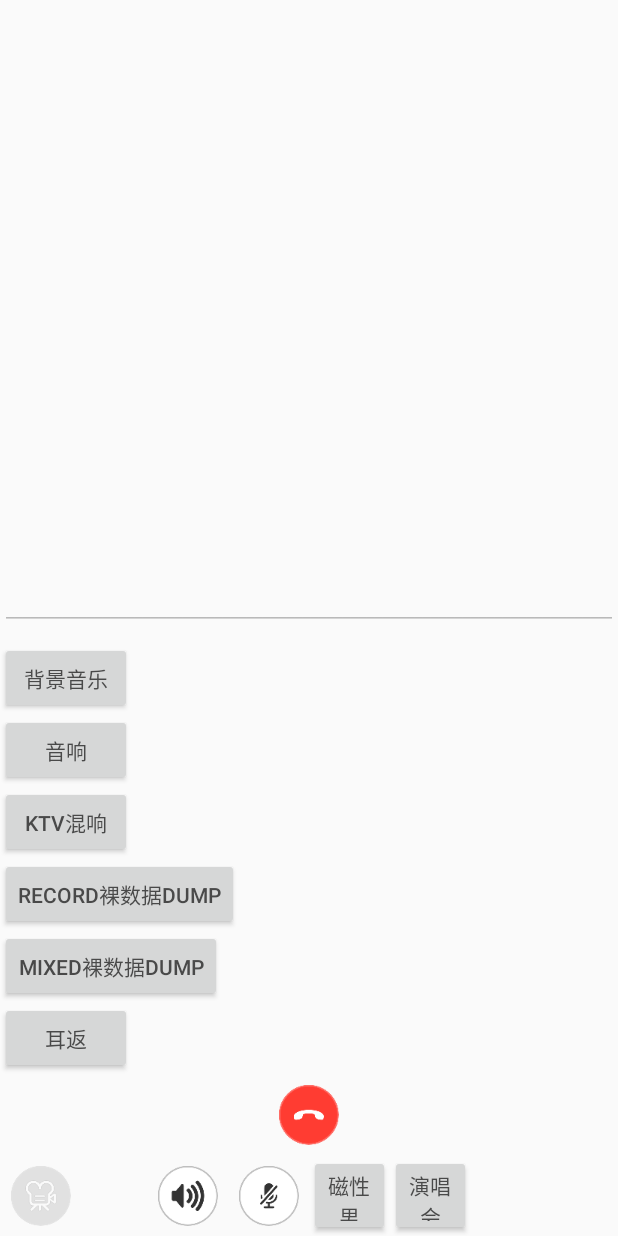
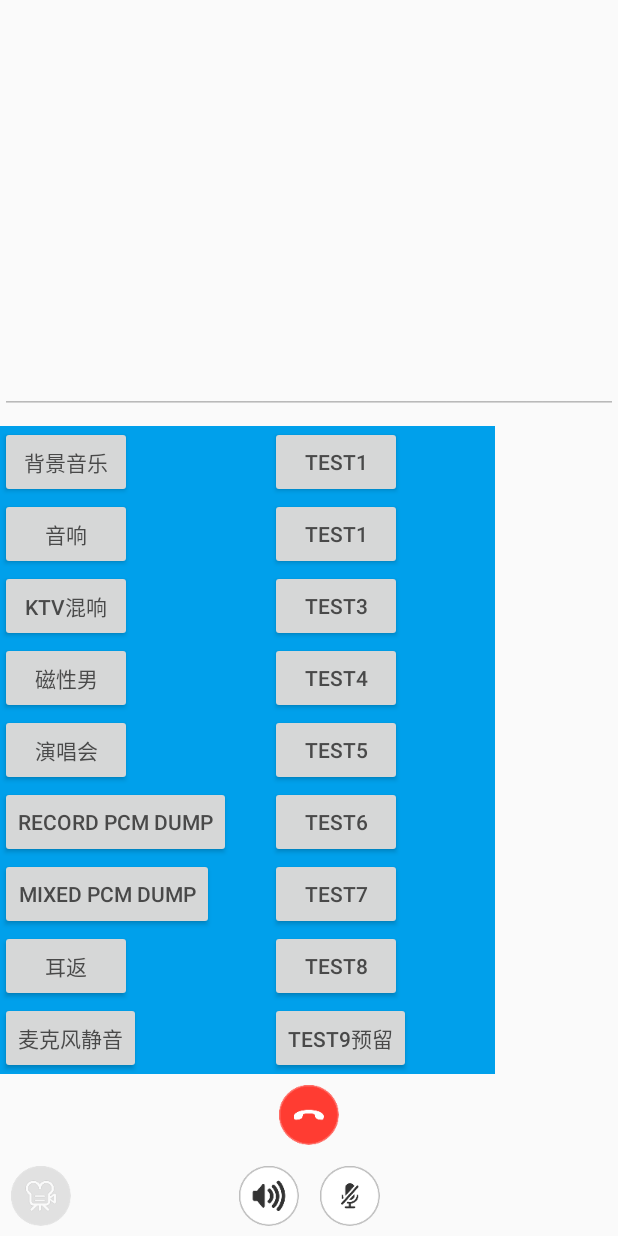
Before and after one commit to longxinlx/rtedemo, an Android app: the LiveRoomActivity screen opened directly, with no data from a screen before it, on a phone screen of 412 x 824 dp. Run offline under Robolectric (Android 15) with nearby library versions, the light colour scheme and no system bars; libraries missing offline, so code that uses them is left out: org.slf4j; 2 statements that could not run were skipped.

Commit message:
add api call
add pcm dump

```diff
--- a/OpenLive-Voice-Only-Android/app/src/main/java/io/agora/openlive/voice/only/model/MyEngineEventHandler.java
+++ b/OpenLive-Voice-Only-Android/app/src/main/java/io/agora/openlive/voice/only/model/MyEngineEventHandler.java
@@ -56,6 +56,7 @@ public class MyEngineEventHandler {
 
         @Override
         public void onAudioVolumeIndication(AudioVolumeInfo[] speakerInfos, int totalVolume) {
+//            android.util.Log.v("longxin","onAudioVolumeIndication totalVolume:"+totalVolume);
 //            android.util.Log.v("longxin","onAudioVolumeIndication");
             if (speakerInfos == null) {
                 // quick and dirty fix for crash
@@ -159,6 +160,7 @@ public class MyEngineEventHandler {
         @Override
         public void onConnectionStateChanged(int state, int reason) {
             android.util.Log.v("longxin","state:"+state+"   reason:"+reason);
+
             super.onConnectionStateChanged(state, reason);
         }
     };
--- a/OpenLive-Voice-Only-Android/app/src/main/res/layout/activity_live_room.xml
+++ b/OpenLive-Voice-Only-Android/app/src/main/res/layout/activity_live_room.xml
@@ -23,11 +23,12 @@
 
         <io.agora.propeller.ui.AGLinearLayout
             android:id="@+id/api_button_container"
-            android:layout_width="match_parent"
+            android:layout_width="180dp"
             android:layout_height="wrap_content"
             android:layout_above="@+id/bottom_container"
             android:layout_alignParentLeft="true"
             android:layout_alignParentStart="true"
+            android:background="@color/agora_blue"
             android:orientation="vertical">
 
             <Button
@@ -58,12 +59,30 @@
                 android:textColor="@color/dark_black"/>
 
             <Button
+                android:id="@id/male_magnetic"
+                android:layout_width="wrap_content"
+                android:layout_height="match_parent"
+                android:onClick="onVoiceMagneticClicked"
+                android:scaleType="center"
+                android:text="磁性男"
+                android:textColor="@color/dark_black"/>
+
+            <Button
+                android:id="@id/male_vocal"
+                android:layout_width="wrap_content"
+                android:layout_height="match_parent"
+                android:onClick="onAudioVocalClicked"
+                android:scaleType="center"
+                android:text="演唱会"
+                android:textColor="@color/dark_black"/>
+
+            <Button
                 android:id="@id/onRecord"
                 android:layout_width="wrap_content"
                 android:layout_height="match_parent"
                 android:onClick="onRecordClicked"
                 android:scaleType="center"
-                android:text="record裸数据dump"
+                android:text="record pcm dump"
                 android:textColor="@color/dark_black"/>
 
             <Button
@@ -72,7 +91,7 @@
                 android:layout_height="match_parent"
                 android:onClick="onMixedClicked"
                 android:scaleType="center"
-                android:text="mixed裸数据dump"
+                android:text="mixed pcm dump"
                 android:textColor="@color/dark_black"/>
 
             <Button
@@ -82,6 +101,98 @@
                 android:onClick="onEarMonitoringClicked"
                 android:scaleType="center"
                 android:text="耳返"
+                android:textColor="@color/dark_black"/>
+
+            <Button
+                android:id="@id/mutemic"
+                android:layout_width="wrap_content"
+                android:layout_height="match_parent"
+                android:onClick="onMuteMicClicked"
+                android:scaleType="center"
+                android:text="麦克风静音"
+                android:textColor="@color/dark_black"/>
+
+        </io.agora.propeller.ui.AGLinearLayout>
+
+        <io.agora.propeller.ui.AGLinearLayout
+            android:id="@+id/api_button_container1"
+            android:layout_toRightOf="@id/api_button_container"
+            android:layout_width="150dp"
+            android:layout_height="wrap_content"
+            android:layout_above="@+id/bottom_container"
+            android:background="@color/agora_blue"
+            android:orientation="vertical">
+
+            <Button
+                android:id="@id/audioMixing"
+                android:layout_width="wrap_content"
+                android:layout_height="match_parent"
+                android:scaleType="center"
+                android:text="test1"
+                android:textColor="@color/dark_black"/>
+
+            <Button
+                android:id="@id/playeffect"
+                android:layout_width="wrap_content"
+                android:layout_height="match_parent"
+                android:scaleType="center"
+                android:text="test1"
+                android:textColor="@color/dark_black"/>
+
+            <Button
+                android:id="@id/ktv"
+                android:layout_width="wrap_content"
+                android:layout_height="match_parent"
+                android:scaleType="center"
+                android:text="test3"
+                android:textColor="@color/dark_black"/>
+
+            <Button
+                android:id="@id/onRecord"
+                android:layout_width="wrap_content"
+                android:layout_height="match_parent"
+                android:scaleType="center"
+                android:text="test4"
+                android:textColor="@color/dark_black"/>
+
+            <Button
+                android:id="@id/onMixed"
+                android:layout_width="wrap_content"
+                android:layout_height="match_parent"
+                android:scaleType="center"
+                android:text="test5"
+                android:textColor="@color/dark_black"/>
+
+            <Button
+                android:id="@id/EarMonitoring"
+                android:layout_width="wrap_content"
+                android:layout_height="match_parent"
+                android:scaleType="center"
+                android:text="test6"
+                android:textColor="@color/dark_black"/>
+
+            <Button
+                android:id="@id/mutemic"
+                android:layout_width="wrap_content"
+                android:layout_height="match_parent"
+                android:scaleType="center"
+                android:text="test7"
+                android:textColor="@color/dark_black"/>
+
+            <Button
+                android:id="@id/mutemic"
+                android:layout_width="wrap_content"
+                android:layout_height="match_parent"
+                android:scaleType="center"
+                android:text="test8"
+                android:textColor="@color/dark_black"/>
+
+            <Button
+                android:id="@id/mutemic"
+                android:layout_width="wrap_content"
+                android:layout_height="match_parent"
+                android:scaleType="center"
+                android:text="test9预留"
                 android:textColor="@color/dark_black"/>
 
         </io.agora.propeller.ui.AGLinearLayout>
@@ -141,25 +252,6 @@
                         android:onClick="onVoiceMuteClicked"
                         android:scaleType="center"
                         android:src="@drawable/btn_mute" />
-
-                    <Button
-                        android:id="@id/male_magnetic"
-                        android:layout_width="54dp"
-                        android:layout_height="match_parent"
-                        android:onClick="onVoiceMagneticClicked"
-                        android:scaleType="center"
-                        android:text="磁性男"
-                        android:textColor="@color/dark_black"/>
-
-                    <Button
-                        android:id="@id/male_vocal"
-                        android:layout_width="54dp"
-                        android:layout_height="match_parent"
-                        android:onClick="onAudioVocalClicked"
-                        android:scaleType="center"
-                        android:text="演唱会"
-                        android:textColor="@color/dark_black"/>
-
                 </LinearLayout>
 
             </RelativeLayout>
--- a/OpenLive-Voice-Only-Android/app/src/main/res/values/colors.xml
+++ b/OpenLive-Voice-Only-Android/app/src/main/res/values/colors.xml
@@ -1,7 +1,7 @@
 <?xml version="1.0" encoding="UTF-8"?>
 <resources>
     <color name="agora_blue">#FF00A0EB</color>
-
+    <color name="agora_red">#FFFF0000</color>
     <color name="colorPrimary">#3F51B5</color>
     <color name="colorPrimaryDark">#303F9F</color>
     <color name="colorAccent">#FF4081</color>
--- a/OpenLive-Voice-Only-Android/app/src/main/res/values/ids.xml
+++ b/OpenLive-Voice-Only-Android/app/src/main/res/values/ids.xml
@@ -11,5 +11,5 @@
     <item name="onRecord" type="id" />
     <item name="onMixed" type="id" />
     <item name="EarMonitoring" type="id" />
-
+    <item name="mutemic" type="id" />
 </resources>
```
Also changed, not shown: OpenLive-Voice-Only-Android/app/src/main/java/io/agora/openlive/voice/only/ui/LiveRoomActivity.java (+69 -25 lines), 15 other files.
